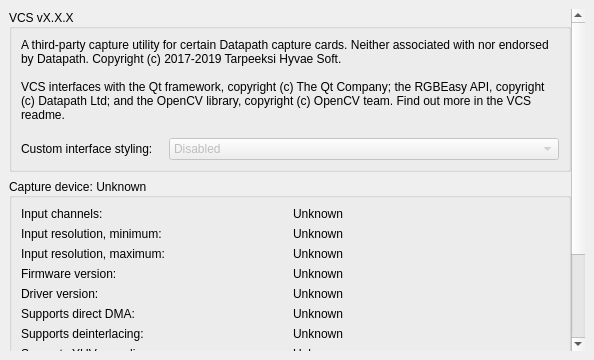
First picture: the form in src/display/qt/widgets/ui/control_panel_about_widget.ui, repository mrehkopf/vcs, before the edit.
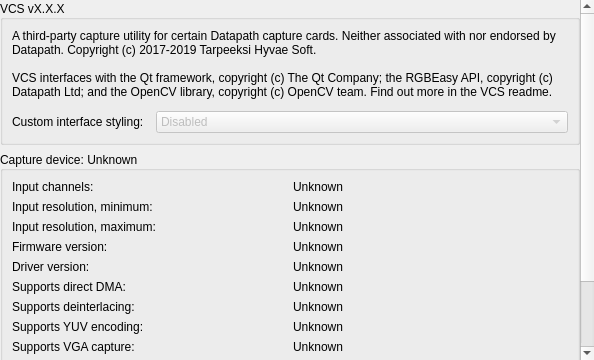
Second picture: the form after the edit.

Commit message:
GUI: Tweak the control panel's layout
Reinforce thematic grouping with a few extra group boxes.

What changed in the file:
```diff
--- a/src/display/qt/widgets/ui/control_panel_about_widget.ui
+++ b/src/display/qt/widgets/ui/control_panel_about_widget.ui
@@ -15,16 +15,16 @@
   </property>
   <layout class="QVBoxLayout" name="verticalLayout">
    <property name="leftMargin">
-    <number>9</number>
+    <number>0</number>
    </property>
    <property name="topMargin">
-    <number>9</number>
+    <number>0</number>
    </property>
    <property name="rightMargin">
-    <number>9</number>
+    <number>0</number>
    </property>
    <property name="bottomMargin">
-    <number>9</number>
+    <number>0</number>
    </property>
    <item>
     <widget class="QScrollArea" name="scrollArea_about">
@@ -39,8 +39,8 @@
        <rect>
         <x>0</x>
         <y>0</y>
-        <width>560</width>
-        <height>555</height>
+        <width>578</width>
+        <height>551</height>
        </rect>
       </property>
       <layout class="QVBoxLayout" name="verticalLayout_8">
@@ -78,7 +78,7 @@
          </property>
          <layout class="QVBoxLayout" name="verticalLayout_9">
           <property name="spacing">
-           <number>16</number>
+           <number>12</number>
           </property>
           <item>
            <widget class="QLabel" name="label_17">
```
The commit also changes 4 other files.
